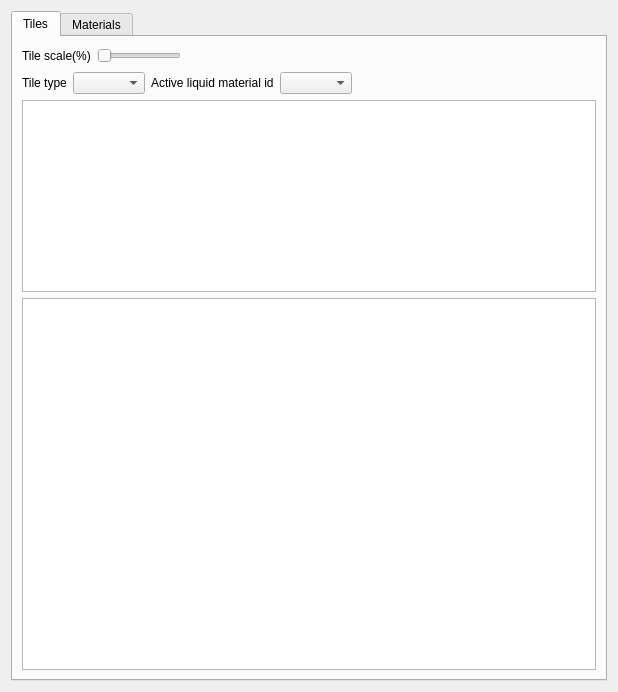
Before: the Qt Designer form tile_form.ui in konstvest/ei_maper, drawn with Qt 5.
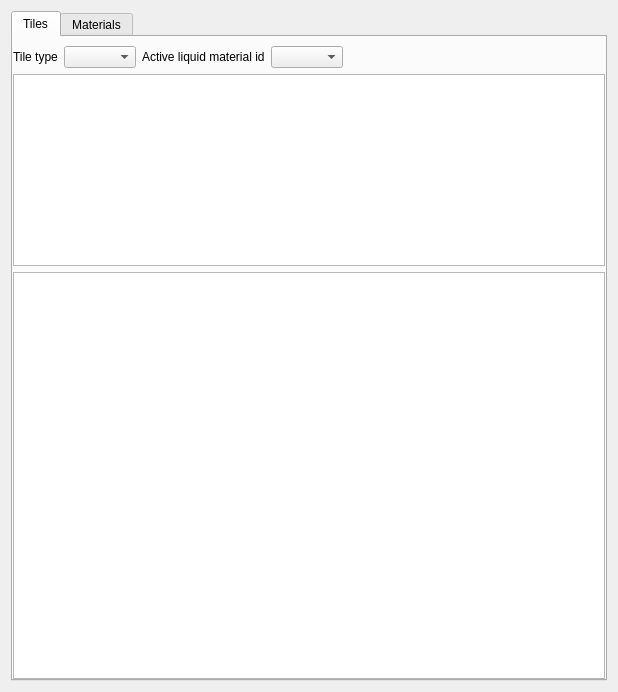
After: the same form once the commit is applied. The open tabs and pages were chosen to show the change.

Commit message: Add ajusting tile size to window

Patch:
```diff
--- a/tile_form.ui
+++ b/tile_form.ui
@@ -24,54 +24,17 @@
        <string>Tiles</string>
       </attribute>
       <layout class="QVBoxLayout" name="verticalLayout_3">
+       <property name="leftMargin">
+        <number>0</number>
+       </property>
+       <property name="rightMargin">
+        <number>0</number>
+       </property>
+       <property name="bottomMargin">
+        <number>0</number>
+       </property>
        <item>
-        <layout class="QVBoxLayout" name="verticalLayout_2">
-         <item>
-          <layout class="QHBoxLayout" name="horizontalLayout_2">
-           <property name="topMargin">
-            <number>0</number>
-           </property>
-           <item>
-            <widget class="QLabel" name="label_2">
-             <property name="text">
-              <string>Tile scale(%)</string>
-             </property>
-            </widget>
-           </item>
-           <item>
-            <widget class="QSlider" name="tileScaleSlider">
-             <property name="sizePolicy">
-              <sizepolicy hsizetype="Maximum" vsizetype="Fixed">
-               <horstretch>0</horstretch>
-               <verstretch>0</verstretch>
-              </sizepolicy>
-             </property>
-             <property name="minimum">
-              <number>20</number>
-             </property>
-             <property name="maximum">
-              <number>200</number>
-             </property>
-             <property name="orientation">
-              <enum>Qt::Horizontal</enum>
-             </property>
-            </widget>
-           </item>
-           <item>
-            <spacer name="horizontalSpacer_2">
-             <property name="orientation">
-              <enum>Qt::Horizontal</enum>
-             </property>
-             <property name="sizeHint" stdset="0">
-              <size>
-               <width>40</width>
-               <height>20</height>
-              </size>
-             </property>
-            </spacer>
-           </item>
-          </layout>
-         </item>
+        <layout class="QVBoxLayout" name="verticalLayout_2" stretch="0,0,1">
          <item>
           <layout class="QHBoxLayout" name="horizontalLayout">
            <property name="topMargin">
@@ -115,7 +78,7 @@
          <item>
           <widget class="QTableWidget" name="tableQuick">
            <property name="sizePolicy">
-            <sizepolicy hsizetype="Minimum" vsizetype="Minimum">
+            <sizepolicy hsizetype="Expanding" vsizetype="Minimum">
              <horstretch>0</horstretch>
              <verstretch>0</verstretch>
             </sizepolicy>
```
Left out of the diff: 2 changed lines with no effect on the pictures. The commit also changes 2 other files.
